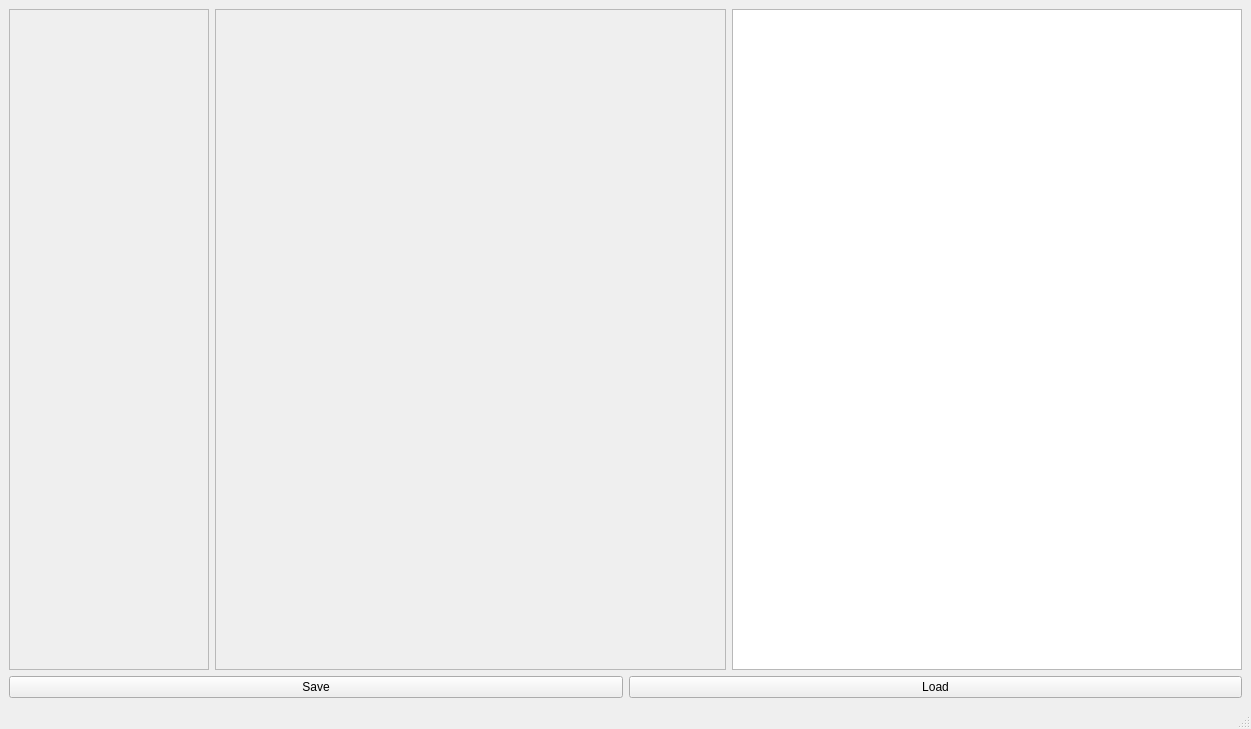
First picture: the form in MainWindow.ui, repository VitaliyKolbasiuk/UML-Diagram, before the edit.
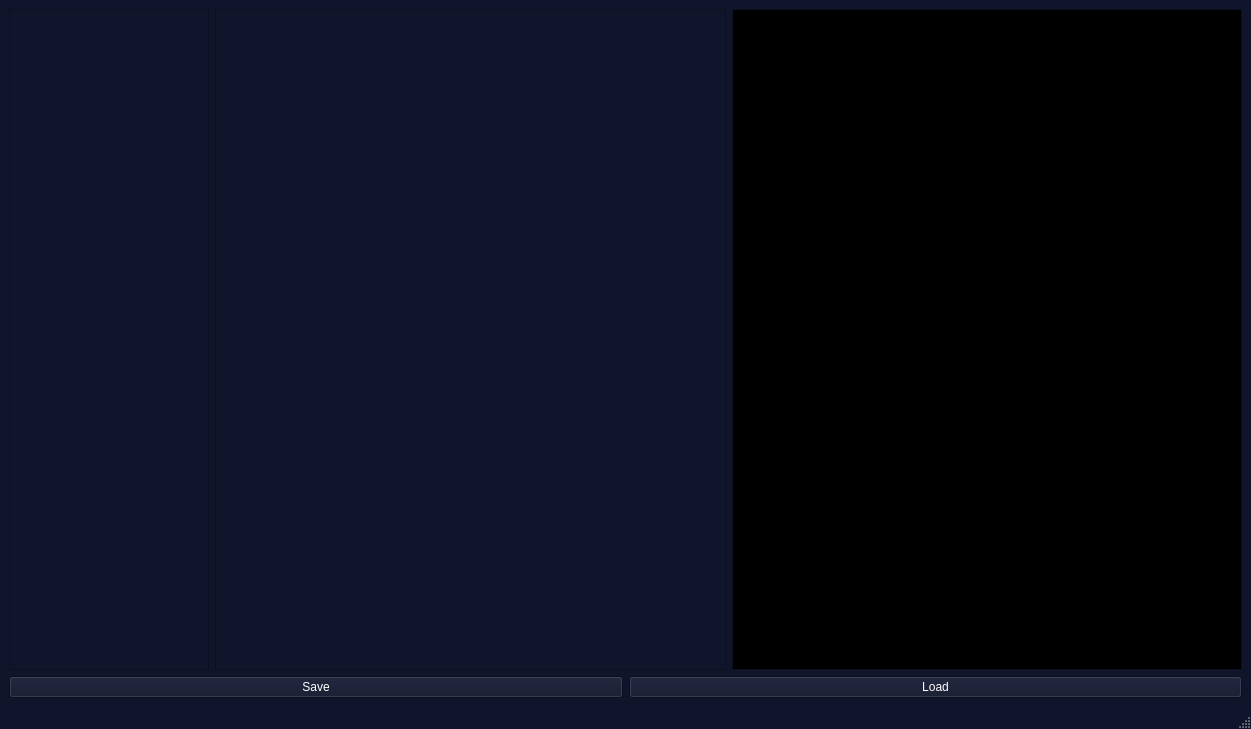
Second picture: the form after the edit. Custom widgets are drawn as their Qt base class.

The edit to the form file:
```diff
--- a/MainWindow.ui
+++ b/MainWindow.ui
@@ -10,6 +10,475 @@
     <height>729</height>
    </rect>
   </property>
+  <property name="palette">
+   <palette>
+    <active>
+     <colorrole role="WindowText">
+      <brush brushstyle="SolidPattern">
+       <color alpha="255">
+        <red>255</red>
+        <green>255</green>
+        <blue>255</blue>
+       </color>
+      </brush>
+     </colorrole>
+     <colorrole role="Button">
+      <brush brushstyle="SolidPattern">
+       <color alpha="255">
+        <red>17</red>
+        <green>21</green>
+        <blue>43</blue>
+       </color>
+      </brush>
+     </colorrole>
+     <colorrole role="Light">
+      <brush brushstyle="SolidPattern">
+       <color alpha="255">
+        <red>25</red>
+        <green>31</green>
+        <blue>65</blue>
+       </color>
+      </brush>
+     </colorrole>
+     <colorrole role="Midlight">
+      <brush brushstyle="SolidPattern">
+       <color alpha="255">
+        <red>21</red>
+        <green>26</green>
+        <blue>54</blue>
+       </color>
+      </brush>
+     </colorrole>
+     <colorrole role="Dark">
+      <brush brushstyle="SolidPattern">
+       <color alpha="255">
+        <red>8</red>
+        <green>10</green>
+        <blue>22</blue>
+       </color>
+      </brush>
+     </colorrole>
+     <colorrole role="Mid">
+      <brush brushstyle="SolidPattern">
+       <color alpha="255">
+        <red>11</red>
+        <green>14</green>
+        <blue>29</blue>
+       </color>
+      </brush>
+     </colorrole>
+     <colorrole role="Text">
+      <brush brushstyle="SolidPattern">
+       <color alpha="255">
+        <red>255</red>
+        <green>255</green>
+        <blue>255</blue>
+       </color>
+      </brush>
+     </colorrole>
+     <colorrole role="BrightText">
+      <brush brushstyle="SolidPattern">
+       <color alpha="255">
+        <red>255</red>
+        <green>255</green>
+        <blue>255</blue>
+       </color>
+      </brush>
+     </colorrole>
+     <colorrole role="ButtonText">
+      <brush brushstyle="SolidPattern">
+       <color alpha="255">
+        <red>255</red>
+        <green>255</green>
+        <blue>255</blue>
+       </color>
+      </brush>
+     </colorrole>
+     <colorrole role="Base">
+      <brush brushstyle="SolidPattern">
+       <color alpha="255">
+        <red>0</red>
+        <green>0</green>
+        <blue>0</blue>
+       </color>
+      </brush>
+     </colorrole>
+     <colorrole role="Window">
+      <brush brushstyle="SolidPattern">
+       <color alpha="255">
+        <red>17</red>
+        <green>21</green>
+        <blue>43</blue>
+       </color>
+      </brush>
+     </colorrole>
+     <colorrole role="Shadow">
+      <brush brushstyle="SolidPattern">
+       <color alpha="255">
+        <red>0</red>
+        <green>0</green>
+        <blue>0</blue>
+       </color>
+      </brush>
+     </colorrole>
+     <colorrole role="AlternateBase">
+      <brush brushstyle="SolidPattern">
+       <color alpha="255">
+        <red>8</red>
+        <green>10</green>
+        <blue>21</blue>
+       </color>
+      </brush>
+     </colorrole>
+     <colorrole role="ToolTipBase">
+      <brush brushstyle="SolidPattern">
+       <color alpha="255">
+        <red>255</red>
+        <green>255</green>
+        <blue>220</blue>
+       </color>
+      </brush>
+     </colorrole>
+     <colorrole role="ToolTipText">
+      <brush brushstyle="SolidPattern">
+       <color alpha="255">
+        <red>0</red>
+        <green>0</green>
+        <blue>0</blue>
+       </color>
+      </brush>
+     </colorrole>
+     <colorrole role="PlaceholderText">
+      <brush brushstyle="SolidPattern">
+       <color alpha="127">
+        <red>255</red>
+        <green>255</green>
+        <blue>255</blue>
+       </color>
+      </brush>
+     </colorrole>
+     <colorrole role="Accent">
+      <brush brushstyle="SolidPattern">
+       <color alpha="255">
+        <red>0</red>
+        <green>0</green>
+        <blue>0</blue>
+       </color>
+      </brush>
+     </colorrole>
+    </active>
+    <inactive>
+     <colorrole role="WindowText">
+      <brush brushstyle="SolidPattern">
+       <color alpha="255">
+        <red>255</red>
+        <green>255</green>
+        <blue>255</blue>
+       </color>
+      </brush>
+     </colorrole>
+     <colorrole role="Button">
+      <brush brushstyle="SolidPattern">
+       <color alpha="255">
+        <red>17</red>
+        <green>21</green>
+        <blue>43</blue>
+       </color>
+      </brush>
+     </colorrole>
+     <colorrole role="Light">
+      <brush brushstyle="SolidPattern">
+       <color alpha="255">
+        <red>25</red>
+        <green>31</green>
+        <blue>65</blue>
+       </color>
+      </brush>
+     </colorrole>
+     <colorrole role="Midlight">
+      <brush brushstyle="SolidPattern">
+       <color alpha="255">
+        <red>21</red>
+        <green>26</green>
+        <blue>54</blue>
+       </color>
+      </brush>
+     </colorrole>
+     <colorrole role="Dark">
+      <brush brushstyle="SolidPattern">
+       <color alpha="255">
+        <red>8</red>
+        <green>10</green>
+        <blue>22</blue>
+       </color>
+      </brush>
+     </colorrole>
+     <colorrole role="Mid">
+      <brush brushstyle="SolidPattern">
+       <color alpha="255">
+        <red>11</red>
+        <green>14</green>
+        <blue>29</blue>
+       </color>
+      </brush>
+     </colorrole>
+     <colorrole role="Text">
+      <brush brushstyle="SolidPattern">
+       <color alpha="255">
+        <red>255</red>
+        <green>255</green>
+        <blue>255</blue>
+       </color>
+      </brush>
+     </colorrole>
+     <colorrole role="BrightText">
+      <brush brushstyle="SolidPattern">
+       <color alpha="255">
+        <red>255</red>
+        <green>255</green>
+        <blue>255</blue>
+       </color>
+      </brush>
+     </colorrole>
+     <colorrole role="ButtonText">
+      <brush brushstyle="SolidPattern">
+       <color alpha="255">
+        <red>255</red>
+        <green>255</green>
+        <blue>255</blue>
+       </color>
+      </brush>
+     </colorrole>
+     <colorrole role="Base">
+      <brush brushstyle="SolidPattern">
+       <color alpha="255">
+        <red>0</red>
+        <green>0</green>
+        <blue>0</blue>
+       </color>
+      </brush>
+     </colorrole>
+     <colorrole role="Window">
+      <brush brushstyle="SolidPattern">
+       <color alpha="255">
+        <red>17</red>
+        <green>21</green>
+        <blue>43</blue>
+       </color>
+      </brush>
+     </colorrole>
+     <colorrole role="Shadow">
+      <brush brushstyle="SolidPattern">
+       <color alpha="255">
+        <red>0</red>
+        <green>0</green>
+        <blue>0</blue>
+       </color>
+      </brush>
+     </colorrole>
+     <colorrole role="AlternateBase">
+      <brush brushstyle="SolidPattern">
+       <color alpha="255">
+        <red>8</red>
+        <green>10</green>
+        <blue>21</blue>
+       </color>
+      </brush>
+     </colorrole>
+     <colorrole role="ToolTipBase">
+      <brush brushstyle="SolidPattern">
+       <color alpha="255">
+        <red>255</red>
+        <green>255</green>
+        <blue>220</blue>
+       </color>
+      </brush>
+     </colorrole>
+     <colorrole role="ToolTipText">
+      <brush brushstyle="SolidPattern">
+       <color alpha="255">
+        <red>0</red>
+        <green>0</green>
+        <blue>0</blue>
+       </color>
+      </brush>
+     </colorrole>
+     <colorrole role="PlaceholderText">
+      <brush brushstyle="SolidPattern">
+       <color alpha="127">
+        <red>255</red>
+        <green>255</green>
+        <blue>255</blue>
+       </color>
+      </brush>
+     </colorrole>
+     <colorrole role="Accent">
+      <brush brushstyle="SolidPattern">
+       <color alpha="255">
+        <red>0</red>
+        <green>0</green>
+        <blue>0</blue>
+       </color>
+      </brush>
+     </colorrole>
+    </inactive>
+    <disabled>
+     <colorrole role="WindowText">
+      <brush brushstyle="SolidPattern">
+       <color alpha="255">
+        <red>8</red>
+        <green>10</green>
+        <blue>22</blue>
+       </color>
+      </brush>
+     </colorrole>
+     <colorrole role="Button">
+      <brush brushstyle="SolidPattern">
+       <color alpha="255">
+        <red>17</red>
+        <green>21</green>
+        <blue>43</blue>
+       </color>
+      </brush>
+     </colorrole>
+     <colorrole role="Light">
+      <brush brushstyle="SolidPattern">
+       <color alpha="255">
+        <red>25</red>
+        <green>31</green>
+        <blue>65</blue>
+       </color>
+      </brush>
+     </colorrole>
+     <colorrole role="Midlight">
+      <brush brushstyle="SolidPattern">
+       <color alpha="255">
+        <red>21</red>
+        <green>26</green>
+        <blue>54</blue>
+       </color>
+      </brush>
+     </colorrole>
+     <colorrole role="Dark">
+      <brush brushstyle="SolidPattern">
+       <color alpha="255">
+        <red>8</red>
+        <green>10</green>
+        <blue>22</blue>
+       </color>
+      </brush>
+     </colorrole>
+     <colorrole role="Mid">
+      <brush brushstyle="SolidPattern">
+       <color alpha="255">
+        <red>11</red>
+        <green>14</green>
+        <blue>29</blue>
+       </color>
+      </brush>
+     </colorrole>
+     <colorrole role="Text">
+      <brush brushstyle="SolidPattern">
+       <color alpha="255">
+        <red>8</red>
+        <green>10</green>
+        <blue>22</blue>
+       </color>
+      </brush>
+     </colorrole>
+     <colorrole role="BrightText">
+      <brush brushstyle="SolidPattern">
+       <color alpha="255">
+        <red>255</red>
+        <green>255</green>
+        <blue>255</blue>
+       </color>
+      </brush>
+     </colorrole>
+     <colorrole role="ButtonText">
+      <brush brushstyle="SolidPattern">
+       <color alpha="255">
+        <red>8</red>
+        <green>10</green>
+        <blue>22</blue>
+       </color>
+      </brush>
+     </colorrole>
+     <colorrole role="Base">
+      <brush brushstyle="SolidPattern">
+       <color alpha="255">
+        <red>17</red>
+        <green>21</green>
+        <blue>43</blue>
+       </color>
+      </brush>
+     </colorrole>
+     <colorrole role="Window">
+      <brush brushstyle="SolidPattern">
+       <color alpha="255">
+        <red>17</red>
+        <green>21</green>
+        <blue>43</blue>
+       </color>
+      </brush>
+     </colorrole>
+     <colorrole role="Shadow">
+      <brush brushstyle="SolidPattern">
+       <color alpha="255">
+        <red>0</red>
+        <green>0</green>
+        <blue>0</blue>
+       </color>
+      </brush>
+     </colorrole>
+     <colorrole role="AlternateBase">
+      <brush brushstyle="SolidPattern">
+       <color alpha="255">
+        <red>17</red>
+        <green>21</green>
+        <blue>43</blue>
+       </color>
+      </brush>
+     </colorrole>
+     <colorrole role="ToolTipBase">
+      <brush brushstyle="SolidPattern">
+       <color alpha="255">
+        <red>255</red>
+        <green>255</green>
+        <blue>220</blue>
+       </color>
+      </brush>
+     </colorrole>
+     <colorrole role="ToolTipText">
+      <brush brushstyle="SolidPattern">
+       <color alpha="255">
+        <red>0</red>
+        <green>0</green>
+        <blue>0</blue>
+       </color>
+      </brush>
+     </colorrole>
+     <colorrole role="PlaceholderText">
+      <brush brushstyle="SolidPattern">
+       <color alpha="127">
+        <red>8</red>
+        <green>10</green>
+        <blue>22</blue>
+       </color>
+      </brush>
+     </colorrole>
+     <colorrole role="Accent">
+      <brush brushstyle="SolidPattern">
+       <color alpha="255">
+        <red>12</red>
+        <green>15</green>
+        <blue>31</blue>
+       </color>
+      </brush>
+     </colorrole>
+    </disabled>
+   </palette>
+  </property>
   <property name="windowTitle">
    <string>MainWindow</string>
   </property>
@@ -74,9 +543,21 @@
        <layout class="QHBoxLayout" name="horizontalLayout_2">
         <item>
          <widget class="QPushButton" name="m_save">
+          <property name="mouseTracking">
+           <bool>false</bool>
+          </property>
+          <property name="autoFillBackground">
+           <bool>false</bool>
+          </property>
           <property name="text">
            <string>Save</string>
           </property>
+          <property name="autoDefault">
+           <bool>false</bool>
+          </property>
+          <property name="default">
+           <bool>false</bool>
+          </property>
          </widget>
         </item>
         <item>
```
